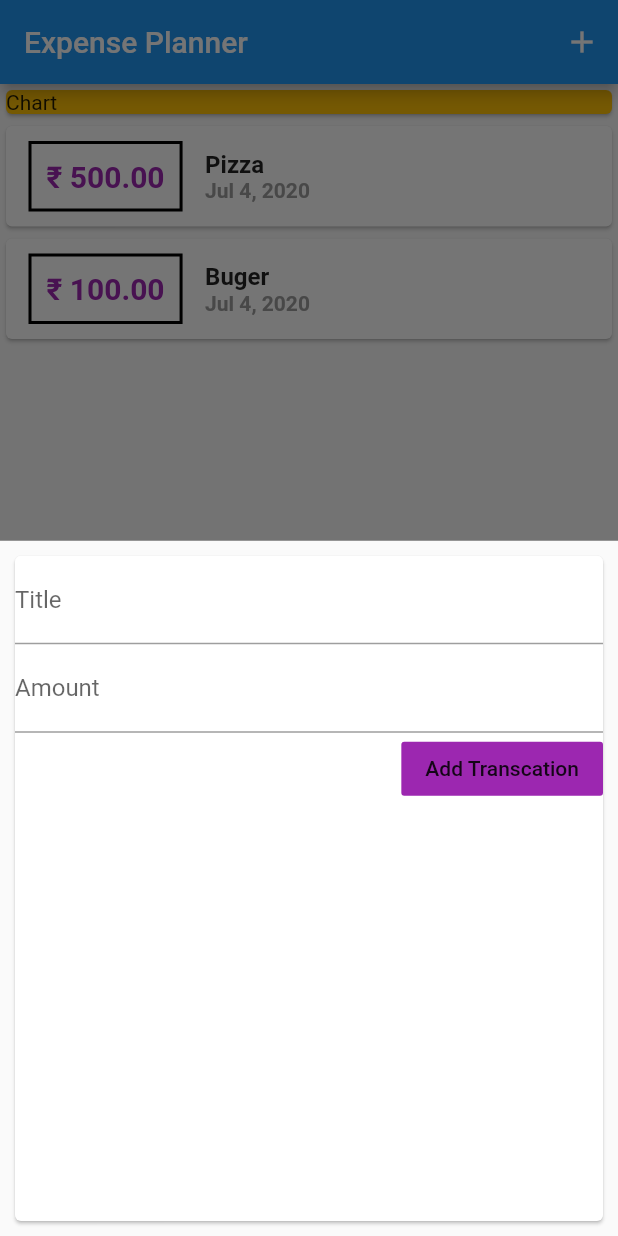
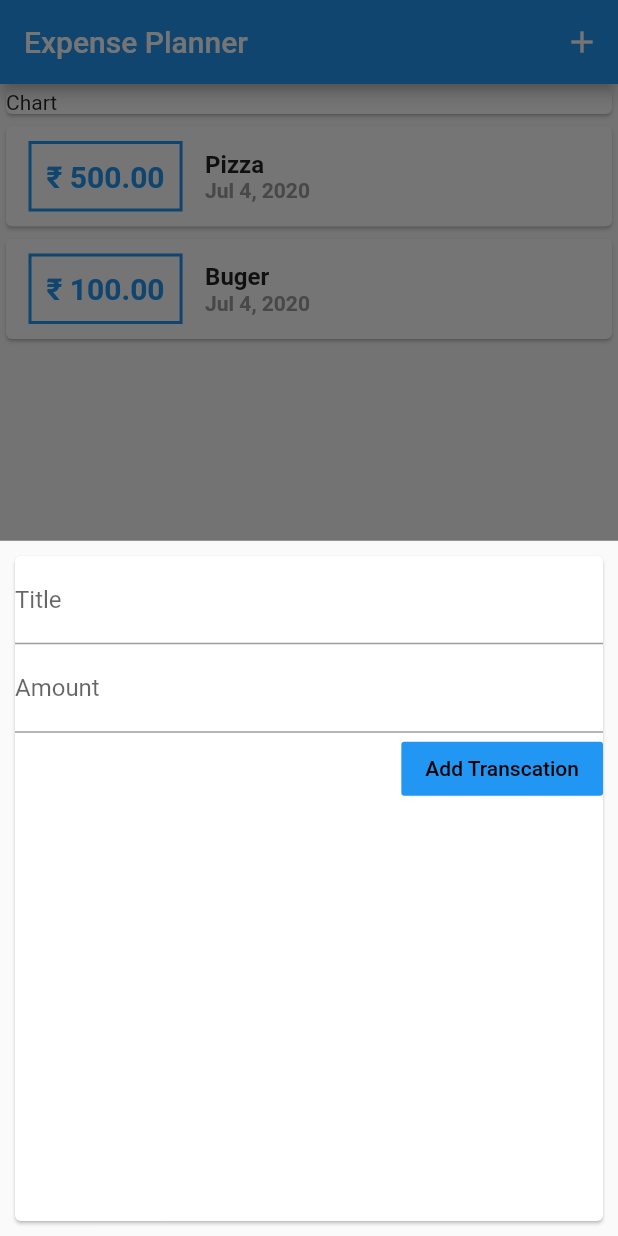
Before and after one commit to AstroEngineeer/Expense_Planner_App, a Flutter app: the screen it shows after launch, after a tap on the "add" icon, on a phone screen of 412 x 824 dp. Run offline on Flutter 3.47's test engine with Material 2 defaults, Android fonts, the phone set to English and light mode, and no system bars.

Commit message:
after adding theme

```diff
--- a/lib/main.dart
+++ b/lib/main.dart
@@ -12,6 +12,11 @@ class MyApp extends StatelessWidget {
   Widget build(BuildContext context) {
     return MaterialApp(
       title: "Expense Planner",
+      darkTheme: ThemeData(
+          brightness: Brightness.dark,
+          primaryColor: Colors.teal,
+          accentColor: Colors.tealAccent,
+          fontFamily: "OpenSans"),
       home: MyAppHome(),
     );
   }
@@ -65,7 +70,7 @@ class _MyAppHomeState extends State<MyAppHome> {
           Container(
             width: double.infinity,
             child: Card(
-              color: Colors.amber,
+              //color: Theme.of(context).accentColor,
               child: Text("Chart"),
             ),
           ),
--- a/lib/widgets/New_Transcation.dart
+++ b/lib/widgets/New_Transcation.dart
@@ -42,9 +42,12 @@ class _NewTranscationState extends State<NewTranscation> {
             keyboardType: TextInputType.number,
           ),
           FlatButton(
-              color: Colors.purple,
+              color: Theme.of(context).accentColor,
               onPressed: submit,
-              child: Text("Add Transcation")),
+              child: Text(
+                "Add Transcation",
+                style: TextStyle(color: Colors.black),
+              )),
         ],
       ),
     );
--- a/lib/widgets/Transcation_List.dart
+++ b/lib/widgets/Transcation_List.dart
@@ -20,14 +20,14 @@ class TranscationList extends StatelessWidget {
                 Container(
                   child: Text("₹ ${transcations[index].amt.toStringAsFixed(2)}",
                       style: TextStyle(
-                          color: Colors.purple,
+                          color: Theme.of(context).primaryColor,
                           fontWeight: FontWeight.bold,
                           fontSize: 20)),
                   margin: EdgeInsets.symmetric(horizontal: 15, vertical: 10),
                   padding: EdgeInsets.all(10),
                   decoration: BoxDecoration(
                     border: Border.all(
-                        color: Colors.black,
+                        color: Theme.of(context).primaryColor,
                         style: BorderStyle.solid,
                         width: 2),
                   ),
```
Also changed, not shown: assets/fonts/OpenSans-Bold.ttf (added), assets/fonts/OpenSans-Regular.ttf (added), assets/fonts/Quicksand-Bold.ttf (added), assets/fonts/Quicksand-Light.ttf (added), assets/fonts/Quicksand-Medium.ttf (added), assets/fonts/Quicksand-Regular.ttf (added).
